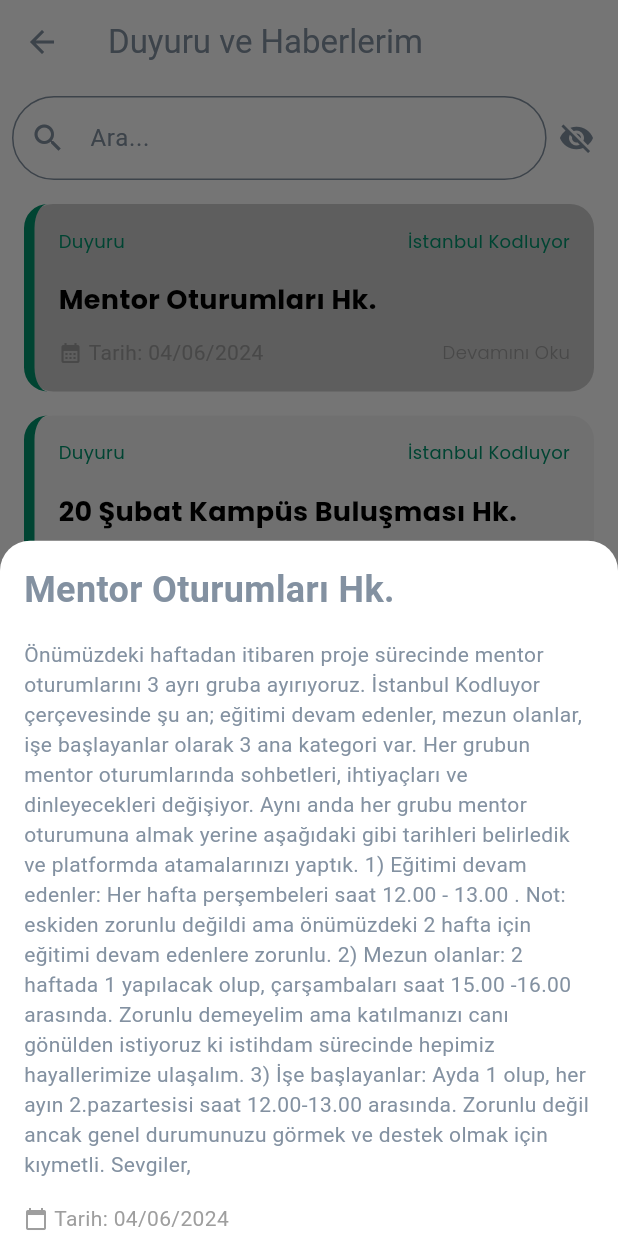
After one commit to dumansl/tobeto_mobile_app, a Flutter app: the AnnouncementScreen screen opened directly, scrolled down 35 dp, after a tap on the "visibility" icon, after a tap on "Duyuru", on a phone screen of 412 x 824 dp. The commit adds this screen. Run offline on Flutter 3.47's test engine with Material 3 defaults, Android fonts, the phone set to English and light mode, and no system bars; our stand-ins replace bloc, cloud_firestore, equatable, firebase_auth, firebase_core, flutter_bloc and 4 more; accounts and stored records are empty; generated files the repository leaves out were written again.

Commit message:
announcement_screen added

```diff
--- /dev/null
+++ b/lib/screens/announcement_screen/announcement_screen.dart
@@ -0,0 +1,142 @@
+import 'package:flutter/material.dart';
+import 'package:tobeto_mobile_app/utils/constant/colors.dart';
+import '../announcement_screen/announcement_widgets/announcement_card.dart';
+import 'package:tobeto_mobile_app/utils/constant/constants.dart';
+
+class Announcement {
+  final String title;
+  final String description;
+  final DateTime date;
+  bool isRead;
+
+  Announcement({required this.title, required this.description, required this.date, this.isRead = false});
+
+  void markAsRead() {
+    isRead = true;
+  }
+}
+
+class AnnouncementScreen extends StatefulWidget {
+  @override
+  _AnnouncementScreenState createState() => _AnnouncementScreenState();
+}
+
+class _AnnouncementScreenState extends State<AnnouncementScreen> {
+  final TextEditingController _searchController = TextEditingController();
+  final FocusNode _focusNode = FocusNode();
+  bool _showOnlyUnread = false;
+
+  List<Announcement> announcements = [
+    Announcement(
+        title: "Mentor Oturumları Hk.",
+        description:
+            "Önümüzdeki haftadan itibaren proje sürecinde mentor oturumlarını 3 ayrı gruba ayırıyoruz. İstanbul Kodluyor çerçevesinde şu an; eğitimi devam edenler, mezun olanlar, işe başlayanlar olarak 3 ana kategori var. Her grubun mentor oturumlarında sohbetleri, ihtiyaçları ve dinleyecekleri değişiyor. Aynı anda her grubu mentor oturumuna almak yerine aşağıdaki gibi tarihleri belirledik ve platformda atamalarınızı yaptık. 1) Eğitimi devam edenler: Her hafta perşembeleri saat 12.00 - 13.00 . Not: eskiden zorunlu değildi ama önümüzdeki 2 hafta için eğitimi devam edenlere zorunlu. 2) Mezun olanlar: 2 haftada 1 yapılacak olup, çarşambaları saat 15.00 -16.00 arasında. Zorunlu demeyelim ama katılmanızı canı gönülden istiyoruz ki istihdam sürecinde hepimiz hayallerimize ulaşalım. 3) İşe başlayanlar: Ayda 1 olup, her ayın 2.pazartesisi saat 12.00-13.00 arasında. Zorunlu değil ancak genel durumunuzu görmek ve destek olmak için kıymetli. Sevgiler,",
+        date: DateTime.now(),
+        isRead: false),
+    Announcement(
+        title: "Mezunlar için İstanbul Kodluyor Süreci", description: "Açıklama 2", date: DateTime.now(), isRead: true),
+    Announcement(title: "6 Mart Sınavları Hk.", description: "Açıklama 3", date: DateTime.now(), isRead: true),
+    Announcement(
+        title: "20 Şubat Kampüs Buluşması Hk.", description: "Açıklama 4", date: DateTime.now(), isRead: false),
+    Announcement(title: "Mindset Anketi", description: "Açıklama 5", date: DateTime.now(), isRead: true),
+  ];
+
+  List<Announcement> filteredAnnouncements = [];
+
+  @override
+  void initState() {
+    super.initState();
+    _searchController.addListener(_filterAnnouncements);
+    filteredAnnouncements = announcements;
+  }
+
+  @override
+  void dispose() {
+    _searchController.removeListener(_filterAnnouncements);
+    _searchController.dispose();
+    _focusNode.dispose();
+    super.dispose();
+  }
+
+  void _filterAnnouncements() {
+    final query = _searchController.text.toLowerCase();
+    setState(() {
+      if (query.isEmpty) {
+        filteredAnnouncements = announcements;
+      } else {
+        filteredAnnouncements =
+            announcements.where((announcement) => announcement.title.toLowerCase().contains(query)).toList();
+      }
+      if (_showOnlyUnread) {
+        filteredAnnouncements = filteredAnnouncements.where((announcement) => !announcement.isRead).toList();
+      }
+    });
+  }
+
+  void _toggleShowUnread() {
+    setState(() {
+      _showOnlyUnread = !_showOnlyUnread;
+      _filterAnnouncements();
+    });
+  }
+
+  @override
+  Widget build(BuildContext context) {
+    return Scaffold(
+      appBar: AppBar(
+        title: Text("Duyuru ve Haberlerim"),
+        leading: IconButton(
+          icon: Icon(Icons.arrow_back),
+          onPressed: () {
+            Navigator.of(context).pop();
+          },
+        ),
+      ),
+      body: Column(
+        children: [
+          Padding(
+            padding: const EdgeInsets.all(8.0),
+            child: Row(
+              children: [
+                Expanded(
+                  flex: 9,
+                  child: TextField(
+                    controller: _searchController,
+                    focusNode: _focusNode,
+                    decoration: InputDecoration(
+                      hintText: _focusNode.hasFocus ? '' : 'Ara...',
+                      prefixIcon: Icon(Icons.search),
+                      border: OutlineInputBorder(
+                        borderRadius: BorderRadius.all(Radius.circular(30.0)),
+                      ),
+                      focusedBorder: OutlineInputBorder(
+                        borderRadius: BorderRadius.all(Radius.circular(30.0)),
+                        borderSide: BorderSide(color: TobetoColor.purple),
+                      ),
+                    ),
+                  ),
+                ),
+                Expanded(
+                  flex: 1,
+                  child: IconButton(
+                    icon: Icon(_showOnlyUnread ? Icons.visibility_off : Icons.visibility),
+                    onPressed: _toggleShowUnread,
+                    tooltip: _showOnlyUnread ? 'Hepsini Göster' : 'Okunmuş Olanları Gizle',
+                  ),
+                ),
+              ],
+            ),
+          ),
+          Expanded(
+            child: ListView.builder(
+              itemCount: filteredAnnouncements.length,
+              itemBuilder: (context, index) {
+                return AnnouncementCard(announcement: filteredAnnouncements[index]);
+              },
+            ),
+          ),
+        ],
+      ),
+    );
+  }
+}
--- /dev/null
+++ b/lib/screens/announcement_screen/announcement_widgets/announcement_card.dart
@@ -0,0 +1,128 @@
+import 'package:flutter/material.dart';
+import '../announcement_screen.dart';
+import 'package:tobeto_mobile_app/utils/constant/constants.dart';
+import 'package:tobeto_mobile_app/utils/themes/text_style.dart';
+
+class AnnouncementCard extends StatefulWidget {
+  final Announcement announcement;
+
+  AnnouncementCard({required this.announcement});
+
+  @override
+  _AnnouncementCardState createState() => _AnnouncementCardState();
+}
+
+class _AnnouncementCardState extends State<AnnouncementCard> {
+  String _formatDate(DateTime date) {
+    return "${date.day.toString().padLeft(2, '0')}/${date.month.toString().padLeft(2, '0')}/${date.year}";
+  }
+
+  void _showDetails(BuildContext context) {
+    setState(() {
+      widget.announcement.markAsRead();
+    });
+
+    showModalBottomSheet(
+      context: context,
+      shape: RoundedRectangleBorder(
+        borderRadius: BorderRadius.vertical(top: Radius.circular(20)),
+      ),
+      builder: (BuildContext context) {
+        return SingleChildScrollView(
+          child: Padding(
+            padding: const EdgeInsets.all(16.0),
+            child: Column(
+              crossAxisAlignment: CrossAxisAlignment.start,
+              children: [
+                Text(
+                  widget.announcement.title,
+                  style: TextStyle(fontSize: 24, fontWeight: FontWeight.bold),
+                ),
+                SizedBox(height: 16),
+                Text(widget.announcement.description),
+                SizedBox(height: 16),
+                Row(
+                  mainAxisAlignment: MainAxisAlignment.spaceBetween,
+                  children: [
+                    Row(
+                      children: [
+                        Icon(Icons.calendar_today, size: 16, color: Colors.grey),
+                        SizedBox(width: 4),
+                        Text(
+                          'Tarih: ${_formatDate(widget.announcement.date)}',
+                          style: TextStyle(color: Colors.grey),
+                        ),
+                      ],
+                    ),
+                  ],
+                ),
+              ],
+            ),
+          ),
+        );
+      },
+    );
+  }
+
+  @override
+  Widget build(BuildContext context) {
+    return GestureDetector(
+      onTap: () => _showDetails(context),
+      child: Container(
+        margin: EdgeInsets.symmetric(vertical: 8, horizontal: 16),
+        decoration: BoxDecoration(
+          color: widget.announcement.isRead ? TobetoColor.card.lightGrey : TobetoColor.card.cream,
+          borderRadius: BorderRadius.circular(16.0),
+          border: Border(left: BorderSide(color: TobetoColor.card.lightGreen, width: 7)),
+        ),
+        child: Padding(
+          padding: const EdgeInsets.all(16.0),
+          child: Column(
+            crossAxisAlignment: CrossAxisAlignment.start,
+            children: [
+              Row(
+                mainAxisAlignment: MainAxisAlignment.spaceBetween,
+                children: [
+                  Text(
+                    'Duyuru',
+                    style: TobetoTextStyle.poppins.captionBlackNormal12.copyWith(color: TobetoColor.card.lightGreen),
+                  ),
+                  Text(
+                    'İstanbul Kodluyor',
+                    style: TobetoTextStyle.poppins.captionBlackNormal12.copyWith(color: TobetoColor.card.lightGreen),
+                  ),
+                ],
+              ),
+              SizedBox(height: 18),
+              Text(
+                widget.announcement.title,
+                style: TobetoTextStyle.poppins.captionBlackBold18,
+              ),
+              SizedBox(height: 12),
+              Row(
+                mainAxisAlignment: MainAxisAlignment.spaceBetween,
+                children: [
+                  Row(
+                    children: [
+                      Icon(Icons.calendar_month, size: 16, color: Colors.grey),
+                      SizedBox(width: 4),
+                      Text(
+                        'Tarih: ${_formatDate(widget.announcement.date)}',
+                        style: TextStyle(color: Colors.grey),
+                      ),
+                    ],
+                  ),
+                  SizedBox(height: 16),
+                  Text(
+                    'Devamını Oku',
+                    style: TobetoTextStyle.poppins.captionGrayThin12,
+                  ),
+                ],
+              ),
+            ],
+          ),
+        ),
+      ),
+    );
+  }
+}
--- a/lib/screens/application_screen/application_screen.dart
+++ b/lib/screens/application_screen/application_screen.dart
@@ -24,7 +24,7 @@ class ApplicationScreen extends StatelessWidget {
           children: [
             Container(
               decoration: BoxDecoration(
-                color: TobetoColor.card.lightGrey,
+                color: TobetoColor.card.cream,
                 borderRadius: BorderRadius.circular(16),
                 border: Border(
                   left: BorderSide(
```
